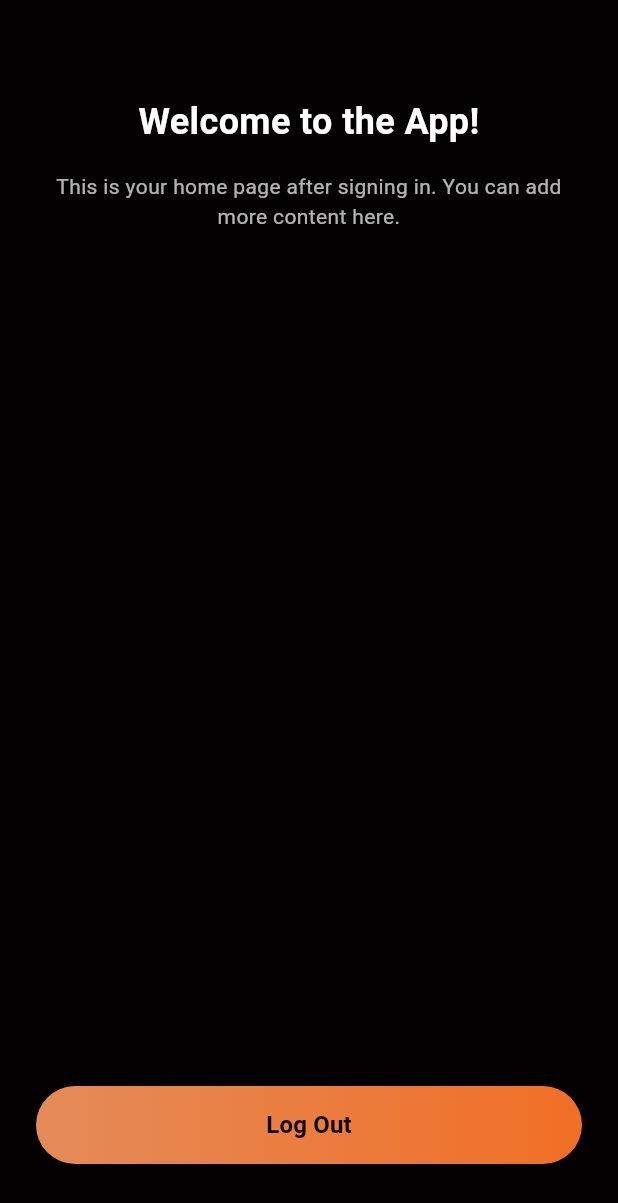
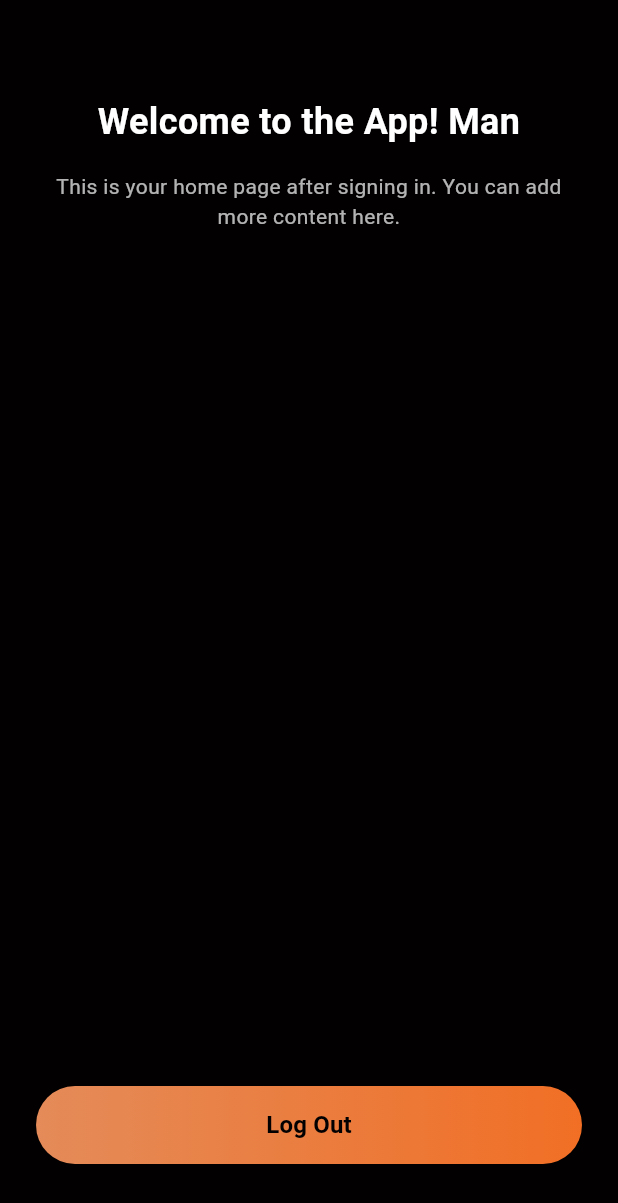
Before and after one commit to vigneshvickyr19/ME_-_YOU, a Flutter app: the HomePage screen opened directly, on a phone screen of 412 x 824 dp. Shown: the top 1203 px of the screen. Run offline on Flutter 3.47's test engine with Material 3 defaults, Android fonts, the phone set to English and light mode, and no system bars; our stand-ins replace flutter_svg; Roboto replaces fonts that are missing (Geologica).

Commit message:
commit check

```diff
--- a/lib/features/home/presentation/pages/home_page.dart
+++ b/lib/features/home/presentation/pages/home_page.dart
@@ -16,7 +16,7 @@ class HomePage extends StatelessWidget {
           children: [
             const SizedBox(height: 40),
             const Text(
-              "Welcome to the App!",
+              "Welcome to the App! Man",
               style: TextStyle(
                 color: AppColors.white,
                 fontSize: 24,
```
